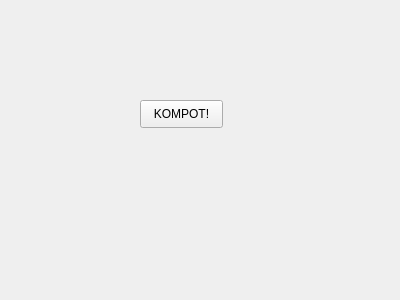
n7space/asn1scc.IDE, file options-pages/general.ui: the form before one commit.
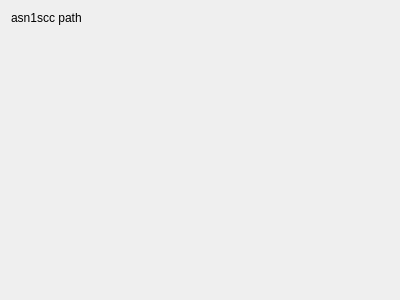
The form after the commit. Custom widgets are drawn as their Qt base class.

Commit message: ASNIDE-115 OptionsPages::General finished (for now)

The edit to the form file:
```diff
--- a/options-pages/general.ui
+++ b/options-pages/general.ui
@@ -13,20 +13,53 @@
   <property name="windowTitle">
    <string>Form</string>
   </property>
-  <widget class="QPushButton" name="pushButton">
-   <property name="geometry">
-    <rect>
-     <x>140</x>
-     <y>100</y>
-     <width>83</width>
-     <height>28</height>
-    </rect>
-   </property>
-   <property name="text">
-    <string>KOMPOT!</string>
-   </property>
-  </widget>
+  <layout class="QGridLayout" name="gridLayout">
+   <item row="0" column="1">
+    <widget class="Utils::PathChooser" name="asn1sccPathChooser" native="true">
+     <property name="sizePolicy">
+      <sizepolicy hsizetype="Preferred" vsizetype="Preferred">
+       <horstretch>1</horstretch>
+       <verstretch>0</verstretch>
+      </sizepolicy>
+     </property>
+    </widget>
+   </item>
+   <item row="0" column="0">
+    <widget class="QLabel" name="asn1sccPathLabel">
+     <property name="sizePolicy">
+      <sizepolicy hsizetype="Preferred" vsizetype="Preferred">
+       <horstretch>0</horstretch>
+       <verstretch>0</verstretch>
+      </sizepolicy>
+     </property>
+     <property name="text">
+      <string>asn1scc path</string>
+     </property>
+    </widget>
+   </item>
+   <item row="1" column="0" colspan="2">
+    <spacer name="verticalSpacer">
+     <property name="orientation">
+      <enum>Qt::Vertical</enum>
+     </property>
+     <property name="sizeHint" stdset="0">
+      <size>
+       <width>20</width>
+       <height>40</height>
+      </size>
+     </property>
+    </spacer>
+   </item>
+  </layout>
  </widget>
+ <customwidgets>
+  <customwidget>
+   <class>Utils::PathChooser</class>
+   <extends>QWidget</extends>
+   <header>utils/pathchooser.h</header>
+   <container>1</container>
+  </customwidget>
+ </customwidgets>
  <resources/>
  <connections/>
 </ui>
```
Left out of the diff: 4 changed lines with no effect on the pictures. The commit also changes 9 other files.
